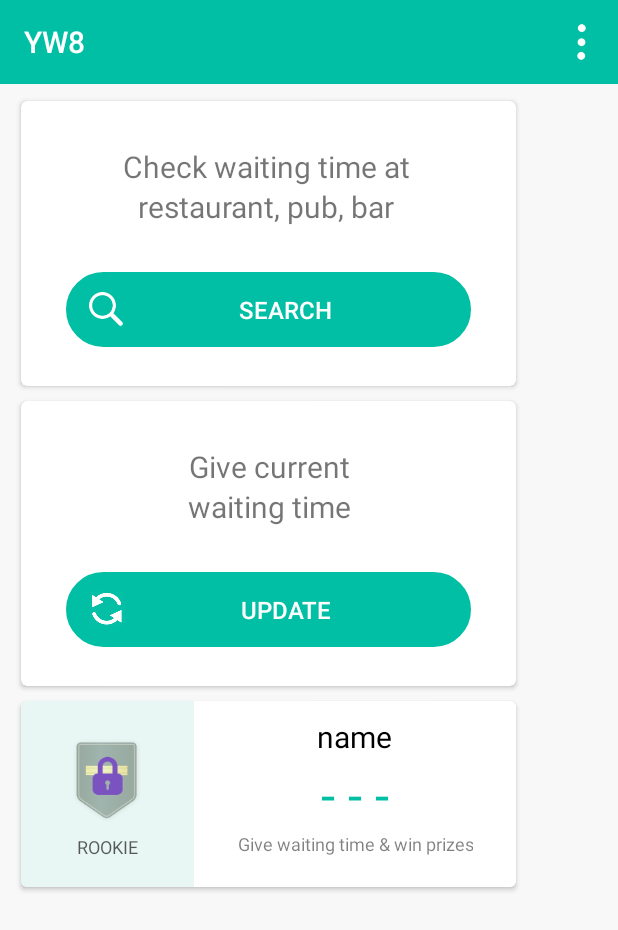
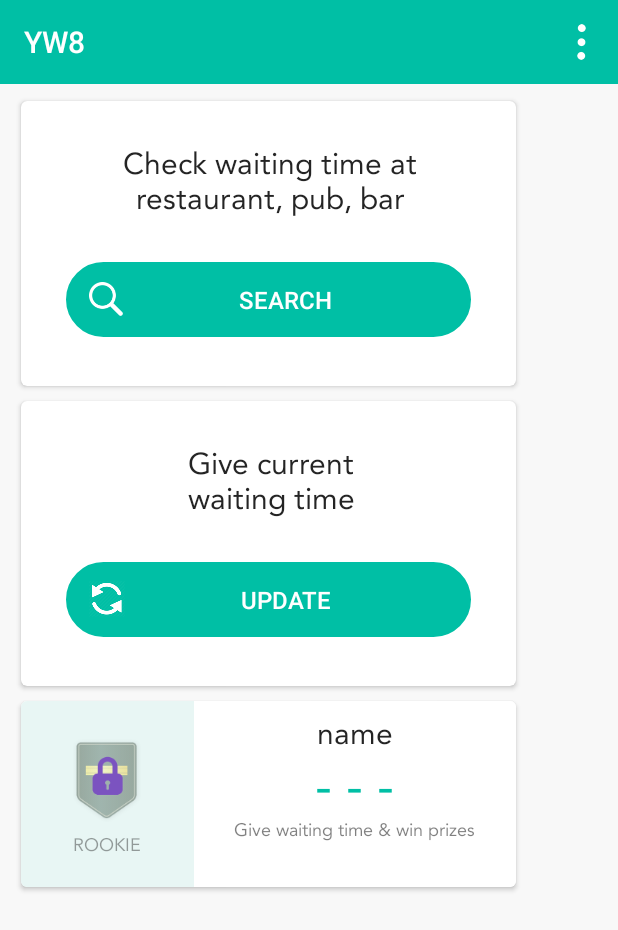
Before and after one commit to sektan/yw8, an Android app: the HomePageActivity screen opened directly, with no data from a screen before it, on a phone screen of 412 x 824 dp. Shown: the top 930 px of the screen. Run offline under Robolectric (Android 15) with nearby library versions, the phone set to English and light mode, and no system bars; our stand-ins replace Firebase (no records; nobody signed in at launch, a user with empty details on screens opened directly); libraries missing offline, so code that uses them is left out: com.facebook, com.facebook.login; 1 statement that could not run was skipped.

Commit message:
UI changes

```diff
--- a/app/src/main/java/com/dishq/buzz/ui/HomePageActivity.java
+++ b/app/src/main/java/com/dishq/buzz/ui/HomePageActivity.java
@@ -21,6 +21,7 @@ import android.widget.TextView;
 import com.dishq.buzz.BaseActivity;
 import com.dishq.buzz.R;
 import com.dishq.buzz.util.Constants;
+import com.dishq.buzz.util.Util;
 import com.dishq.buzz.util.YW8Application;
 import com.facebook.FacebookSdk;
 import com.facebook.login.LoginManager;
@@ -57,7 +58,7 @@ public class HomePageActivity extends BaseActivity implements GoogleApiClient.On
     private Button searchButton, updateButton;
     private CardView userProfileCard;
     private ImageView spBadgeImage;
-    private TextView spBadgeName, spUserName, spUserPoints, spPointsInfo;
+    private TextView spBadgeName, spUserName, spUserPoints, spPointsInfo, tvCheckWaitTime, tvGiveWaitTime;
 
     @Override
     protected void onCreate(Bundle savedInstanceState) {
@@ -91,6 +92,10 @@ public class HomePageActivity extends BaseActivity implements GoogleApiClient.On
     }
 
     void setTags() {
+        tvCheckWaitTime = (TextView) findViewById(R.id.check_waiting_time);
+        tvCheckWaitTime.setTypeface(Util.getFaceRoman());
+        tvGiveWaitTime = (TextView) findViewById(R.id.give_wait_time);
+        tvGiveWaitTime.setTypeface(Util.getFaceRoman());
         searchButton = (Button) findViewById(R.id.waiting_time_search);
         searchButton.setOnClickListener(new View.OnClickListener() {
             @Override
@@ -118,9 +123,13 @@ public class HomePageActivity extends BaseActivity implements GoogleApiClient.On
         userProfileCard = (CardView) findViewById(R.id.cv_user_profile);
         spBadgeImage = (ImageView) findViewById(R.id.cv_badge_image);
         spBadgeName = (TextView) findViewById(R.id.cv_badge_name);
+        spBadgeName.setTypeface(Util.getFaceRoman());
         spUserName = (TextView) findViewById(R.id.cv_short_user_name);
+        spUserName.setTypeface(Util.getFaceRoman());
         spUserPoints = (TextView) findViewById(R.id.cv_short_user_points);
+        spUserPoints.setTypeface(Util.getFaceRoman());
         spPointsInfo = (TextView) findViewById(R.id.cv_short_user_points_info);
+        spPointsInfo.setTypeface(Util.getFaceRoman());
     }
 
     void setFunctionality(ShortUserDetailsResponse.ShortUserDetailsInfo body) {
--- a/app/src/main/java/com/dishq/buzz/util/Util.java
+++ b/app/src/main/java/com/dishq/buzz/util/Util.java
@@ -4,6 +4,7 @@ import android.app.Activity;
 import android.content.Context;
 import android.content.DialogInterface;
 import android.content.Intent;
+import android.graphics.Typeface;
 import android.net.ConnectivityManager;
 import android.net.NetworkInfo;
 import android.support.v7.app.AlertDialog;
@@ -25,8 +26,20 @@ public class Util {
     public static double latitude = 17.77;
     public static double longitude;
     public static String monthOrYear = "";
+    public static Typeface faceRoman = Typeface.createFromAsset(YW8Application.getContext().getAssets(),
+            "avenirltstdroman.ttf"),
+            faceMedium = Typeface.createFromAsset(YW8Application.getContext().getAssets(),
+                    "avenirltstdmedium.ttf");
 
     private static Util utilContent;
+
+    public static Typeface getFaceRoman() {
+        return faceRoman;
+    }
+
+    public static Typeface getFaceMedium() {
+        return faceMedium;
+    }
 
     public static boolean checkAndShowNetworkPopup(final Activity activity) {
         if (!isOnline(false)) {
--- a/app/src/main/res/layout/activity_home_page.xml
+++ b/app/src/main/res/layout/activity_home_page.xml
@@ -42,6 +42,8 @@
                 android:layout_marginTop="30dp"
                 android:layout_marginStart="68dp"
                 android:lineSpacingExtra="3dp"
+                android:alpha="0.86"
+                android:textColor="@color/black"
                 android:textSize="@dimen/home_page_reading_text"
                 android:gravity="center"
                 android:text="@string/check_waiting_time"/>
@@ -96,6 +98,8 @@
                 android:gravity="center"
                 android:layout_marginStart="111.3dp"
                 android:lineSpacingExtra="3dp"
+                android:alpha="0.86"
+                android:textColor="@color/black"
                 android:textSize="@dimen/home_page_reading_text"
                 android:layout_marginTop="30dp"
                 android:text="@string/give_wait_time"/>
@@ -175,7 +179,7 @@
                         android:textColor="@color/black"
                         android:layout_marginTop="8dp"
                         android:layout_centerHorizontal="true"
-                        android:alpha="0.64"
+                        android:alpha="0.38"
                         android:layout_below="@+id/cv_badge_image"
                         android:textSize="@dimen/user_profile_points_text"/>
 
@@ -209,6 +213,7 @@
                         android:text="name"
                         android:textColor="@color/black"
                         android:layout_marginTop="10dp"
+                        android:alpha="0.86"
                         android:layout_centerHorizontal="true"
                         android:textSize="@dimen/home_page_reading_text"/>
 
```
Also changed, not shown: app/src/main/java/com/dishq/buzz/ui/LoginActivity.java (+13 -1 lines), app/src/main/java/com/dishq/buzz/ui/SignUpActivity.java (+13 -1 lines), app/src/main/res/layout/activity_signin.xml (+9 -1 lines), app/src/main/res/layout/activity_signup.xml (+8 -0 lines), app/src/main/assets/avenirltstdMedium.ttf (added), app/src/main/assets/avenirltstdroman.ttf (added).
